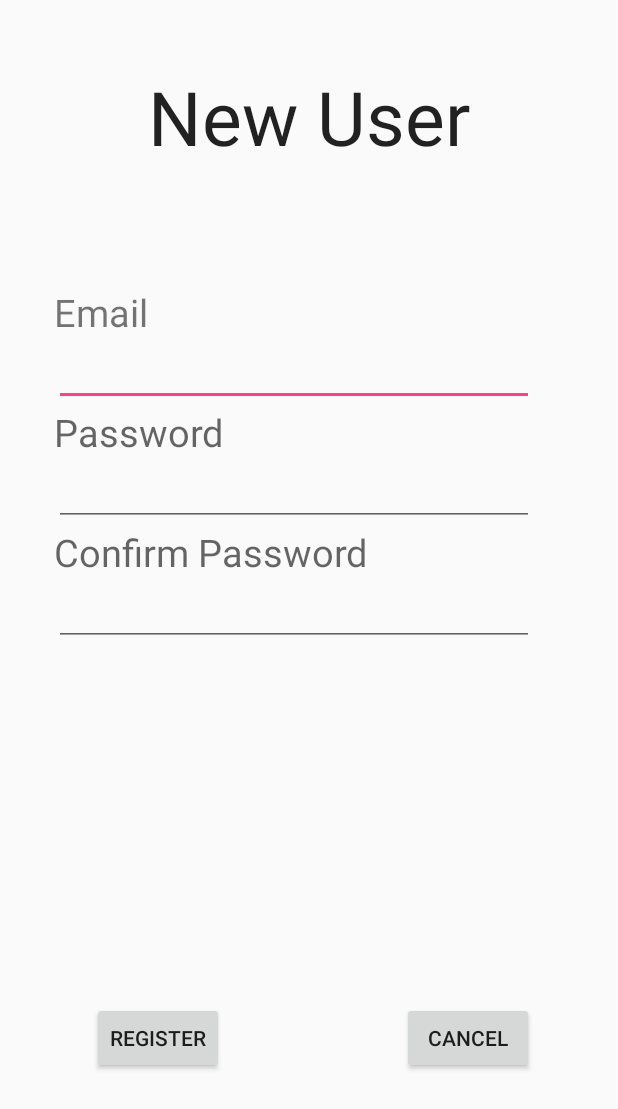
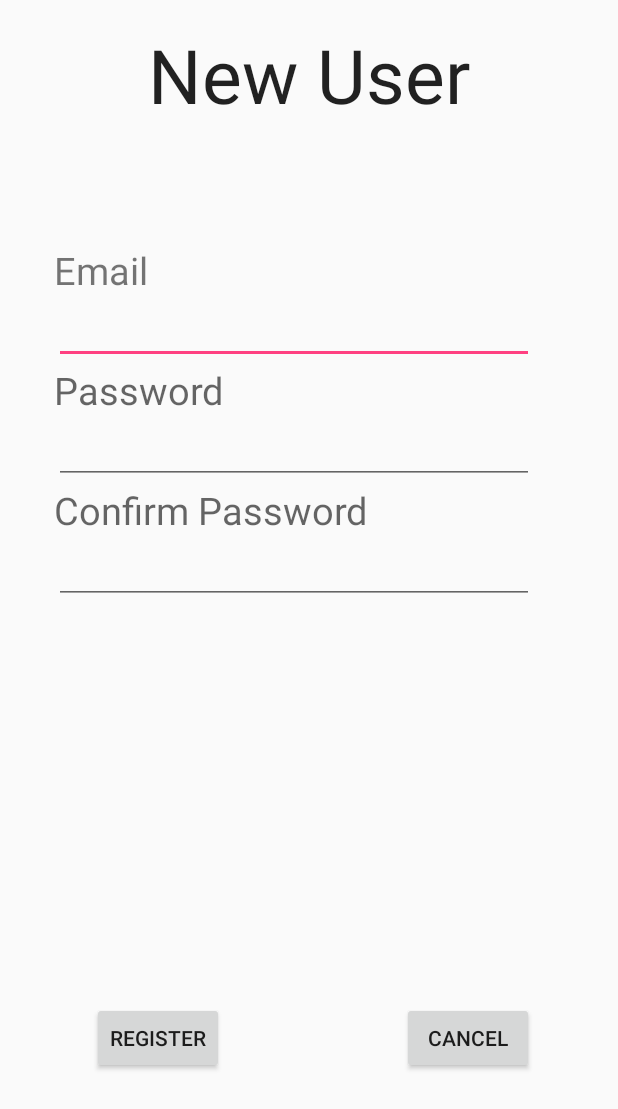
Before and after one commit to chills510/Whats_Good, an Android app: the registration screen opened directly, with no data from a screen before it, on a phone screen of 412 x 824 dp. Shown: the top 1109 px of the screen. Run offline under Robolectric (Android 15) with nearby library versions, the phone set to English and light mode, and no system bars.

```diff
--- a/app/src/main/res/layout/content_registration.xml
+++ b/app/src/main/res/layout/content_registration.xml
@@ -20,8 +20,7 @@
         android:id="@+id/etRegister"
         android:textSize="50dp"
         android:layout_alignParentTop="true"
-        android:layout_centerHorizontal="true"
-        android:layout_marginTop="28dp" />
+        android:layout_centerHorizontal="true" />
 
     <TextView
         android:layout_width="wrap_content"
```
